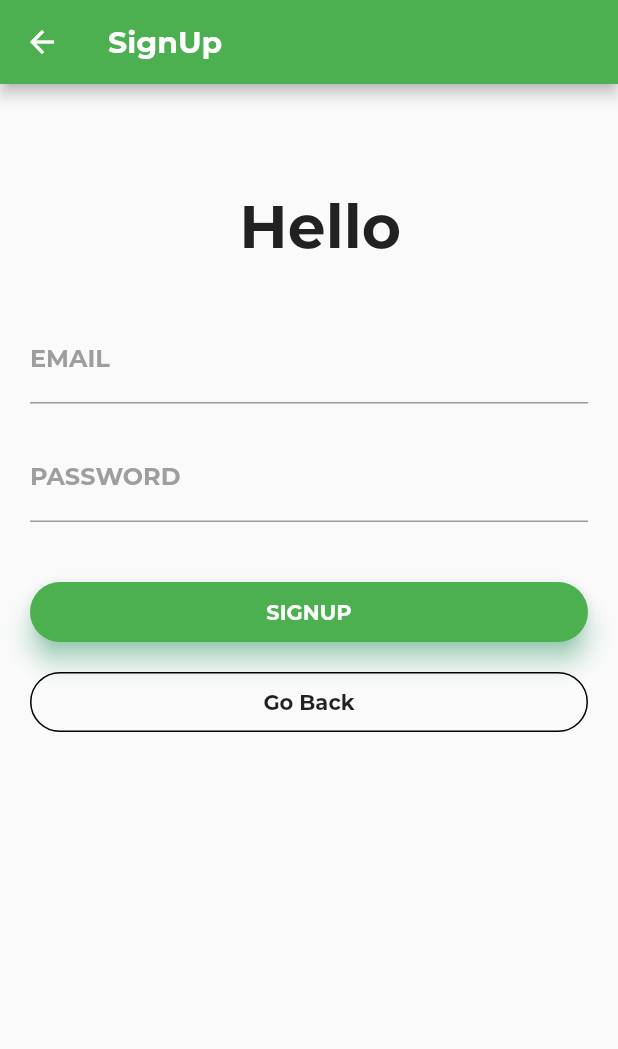
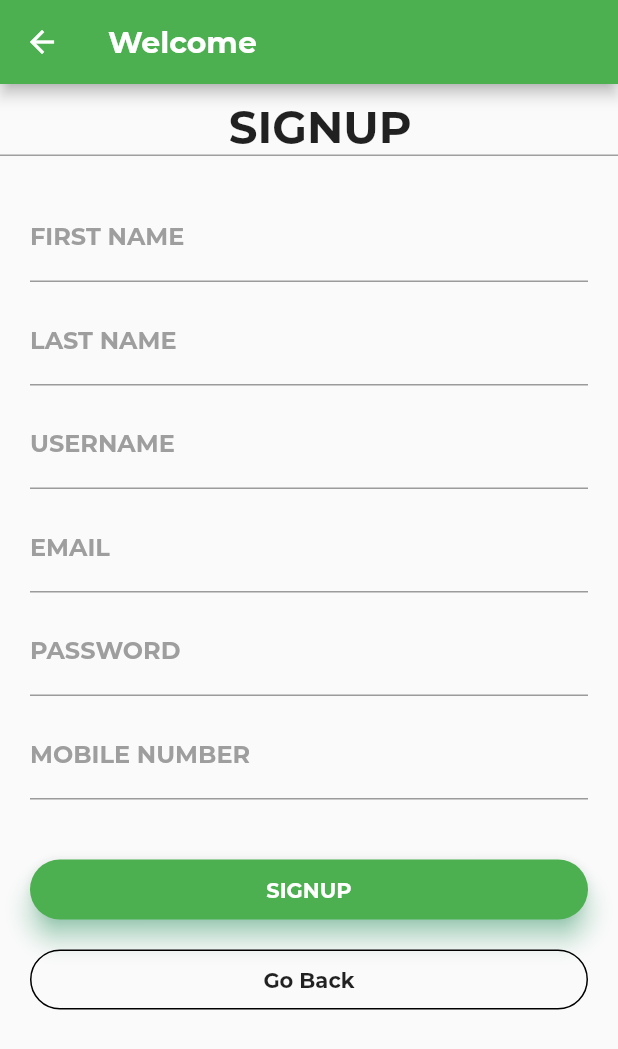
Before and after one commit to Samanyu13/I-Love-KSRTC, a Flutter app: the SignUp screen opened by its route, after a tap on "SIGNUP", on a phone screen of 412 x 824 dp. Shown: the top 1049 px of the screen. Run offline on Flutter 3.47's test engine with Material 2 defaults, Android fonts, the phone set to English and light mode, and no system bars; our stand-ins replace flutter_map, latlong; network calls fail; project files that could hold a hidden picture were left out.

```diff
--- a/lib/classes.dart
+++ b/lib/classes.dart
@@ -16,8 +16,36 @@ class UserLogin {
 }
 
 class UserSignUp {
-  String username;
-  String password;
+  final String firstName;
+  final String lastName;
+  final String userName;
+  final String email;
+  final String password;
+  final String mobileNo;
+
+  UserSignUp(
+      {this.firstName,
+      this.lastName,
+      this.userName,
+      this.email,
+      this.password,
+      this.mobileNo});
+
+  factory UserSignUp.fromJson(Map<String, dynamic> json) {
+    return UserSignUp(
+        email: json['email'],
+        password: json['password'],
+        mobileNo: json['mobileNo']);
+  }
+
+  Map toMap() {
+    var map = new Map<String, dynamic>();
+    map['email'] = email;
+    map['password'] = password;
+    map['mobileNo'] = mobileNo;
+
+    return map;
+  }
 }
 
 class DetailCell extends StatelessWidget {
@@ -70,6 +98,7 @@ class DetailCell extends StatelessWidget {
                         onPressed: () {
                           Navigator.of(context).pushNamed('/maps');
                         },
+                        color: Colors.greenAccent,
                         child: Text(
                           "Live Location",
                           style: TextStyle(
--- a/lib/pages/home.dart
+++ b/lib/pages/home.dart
@@ -1,8 +1,6 @@
 import 'package:flutter/material.dart';
 import 'package:flutter_map/flutter_map.dart';
 import 'package:latlong/latlong.dart';
-
-import '../widgets/drawer.dart';
 
 class HomePage extends StatelessWidget {
   static const String route = '/';
@@ -27,7 +25,7 @@ class HomePage extends StatelessWidget {
     return Scaffold(
       appBar: AppBar(
           title: Text('Let\'s Locate..!'), backgroundColor: Colors.green),
-      drawer: buildDrawer(context, route),
+      // drawer: buildDrawer(context, route),
       body: Padding(
         padding: EdgeInsets.all(8.0),
         child: Column(
--- a/lib/signup.dart
+++ b/lib/signup.dart
@@ -1,4 +1,9 @@
+import 'dart:convert';
+
+import 'package:I_Iove_KSRTC/classes.dart';
 import 'package:flutter/material.dart';
+import 'package:flutter/services.dart';
+import 'package:http/http.dart' as http;
 
 class SignUp extends StatefulWidget {
   @override
@@ -8,11 +13,19 @@ class SignUp extends StatefulWidget {
 class _SignUpState extends State<SignUp> {
   @override
   Widget build(BuildContext context) {
+    TextEditingController email = new TextEditingController();
+    TextEditingController password = new TextEditingController();
+    TextEditingController mobileNo = new TextEditingController();
+    TextEditingController firstName = new TextEditingController();
+    TextEditingController lastName = new TextEditingController();
+    TextEditingController userName = new TextEditingController();
+
     return Scaffold(
+      resizeToAvoidBottomInset: false,
       appBar: AppBar(
         backgroundColor: Colors.green,
         title: Text(
-          'SignUp',
+          'Welcome',
           style: TextStyle(
               color: Colors.white,
               fontFamily: 'Montserrat',
@@ -23,46 +36,60 @@ class _SignUpState extends State<SignUp> {
         crossAxisAlignment: CrossAxisAlignment.start,
         children: <Widget>[
           Container(
+            decoration: BoxDecoration(
+                border: Border(
+              bottom: BorderSide(width: 1.0, color: Colors.grey),
+            )),
             child: Stack(
               children: <Widget>[
                 Container(
-                  padding: EdgeInsets.fromLTRB(15.0, 70.0, 0.0, 0.0),
+                  padding: EdgeInsets.fromLTRB(15.0, 10.0, 0.0, 0.0),
                   child: Center(
-                      child: Text('Hello',
+                      child: Text('SIGNUP',
                           style: TextStyle(
                               fontFamily: 'Montserrat',
-                              fontSize: 40.0,
+                              fontSize: 30.0,
                               fontWeight: FontWeight.bold))),
                 )
               ],
             ),
           ),
           Container(
-            padding: EdgeInsets.only(top: 35.0, left: 20.0, right: 20.0),
+            padding: EdgeInsets.only(top: 25.0, left: 20.0, right: 20.0),
             child: Column(
               children: <Widget>[
                 TextField(
-                  decoration: InputDecoration(
-                      labelText: 'EMAIL',
-                      labelStyle: TextStyle(
-                          fontFamily: 'Montserrat',
-                          fontWeight: FontWeight.bold,
-                          color: Colors.grey),
-                      focusedBorder: UnderlineInputBorder(
-                          borderSide: BorderSide(color: Colors.green))),
+                  controller: firstName,
+                  decoration: textFieldDecorator('FIRST NAME'),
                 ),
-                SizedBox(height: 20.0),
+                SizedBox(height: 10.0),
                 TextField(
-                  decoration: InputDecoration(
-                    labelText: 'PASSWORD',
-                    labelStyle: TextStyle(
-                        fontFamily: 'Montserrat',
-                        fontWeight: FontWeight.bold,
-                        color: Colors.grey),
-                    focusedBorder: UnderlineInputBorder(
-                        borderSide: BorderSide(color: Colors.green)),
-                  ),
+                  controller: lastName,
+                  decoration: textFieldDecorator('LAST NAME'),
                   obscureText: true,
+                ),
+                SizedBox(height: 10.0),
+                TextField(
+                  controller: userName,
+                  decoration: textFieldDecorator('USERNAME'),
+                ),
+                SizedBox(height: 10.0),
+                TextField(
+                  keyboardType: TextInputType.emailAddress,
+                  controller: email,
+                  decoration: textFieldDecorator('EMAIL'),
+                ),
+                SizedBox(height: 10.0),
+                TextField(
+                  keyboardType: TextInputType.number,
+                  controller: password,
+                  decoration: textFieldDecorator('PASSWORD'),
+                ),
+                SizedBox(height: 10.0),
+                TextField(
+                  keyboardType: TextInputType.number,
+                  controller: mobileNo,
+                  decoration: textFieldDecorator('MOBILE NUMBER'),
                 ),
                 SizedBox(height: 40.0),
                 Container(
@@ -72,8 +99,25 @@ class _SignUpState extends State<SignUp> {
                     shadowColor: Colors.greenAccent,
                     color: Colors.green,
                     elevation: 7.0,
-                    child: GestureDetector(
-                      onTap: () {},
+                    child: InkWell(
+                      onTap: () async {
+                        UserSignUp regRequest = new UserSignUp(
+                            firstName: firstName.text,
+                            lastName: lastName.text,
+                            userName: userName.text,
+                            email: email.text,
+                            password: password.text,
+                            mobileNo: mobileNo.text);
+
+                        http.post('http://192.168.10.13:3000/auth/register', body: regRequest.toMap()).then((http.Response response) {
+                          final int statusCode = response.statusCode;
+                          print(response.body);
+                          if(statusCode < 200 || statusCode > 400 || json == null) {
+                            throw new Exception("Error while fetching data..!");
+                          }
+                          return UserSignUp.fromJson(json.decode(response.body));
+                        });
+                      },
                       child: Center(
                         child: Text('SIGNUP',
                             style: TextStyle(
@@ -89,7 +133,6 @@ class _SignUpState extends State<SignUp> {
                     height: 40.0,
                     color: Colors.transparent,
                     child: InkWell(
-
                       onTap: () {
                         Navigator.pop(context);
                       },
@@ -116,3 +159,14 @@ class _SignUpState extends State<SignUp> {
     );
   }
 }
+
+InputDecoration textFieldDecorator(String text) {
+  return InputDecoration(
+      labelText: text,
+      labelStyle: TextStyle(
+          fontFamily: 'Montserrat',
+          fontWeight: FontWeight.bold,
+          color: Colors.grey),
+      focusedBorder:
+          UnderlineInputBorder(borderSide: BorderSide(color: Colors.green)));
+}
--- a/pubspec.yaml
+++ b/pubspec.yaml
@@ -24,6 +24,7 @@ dependencies:
   # The following adds the Cupertino Icons font to your application.
   # Use with the CupertinoIcons class for iOS style icons.
   cupertino_icons: ^0.1.2
+  http: ^0.12.0+4
 
 dev_dependencies:
   flutter_test:
```
Also changed, not shown: pubspec.lock.
